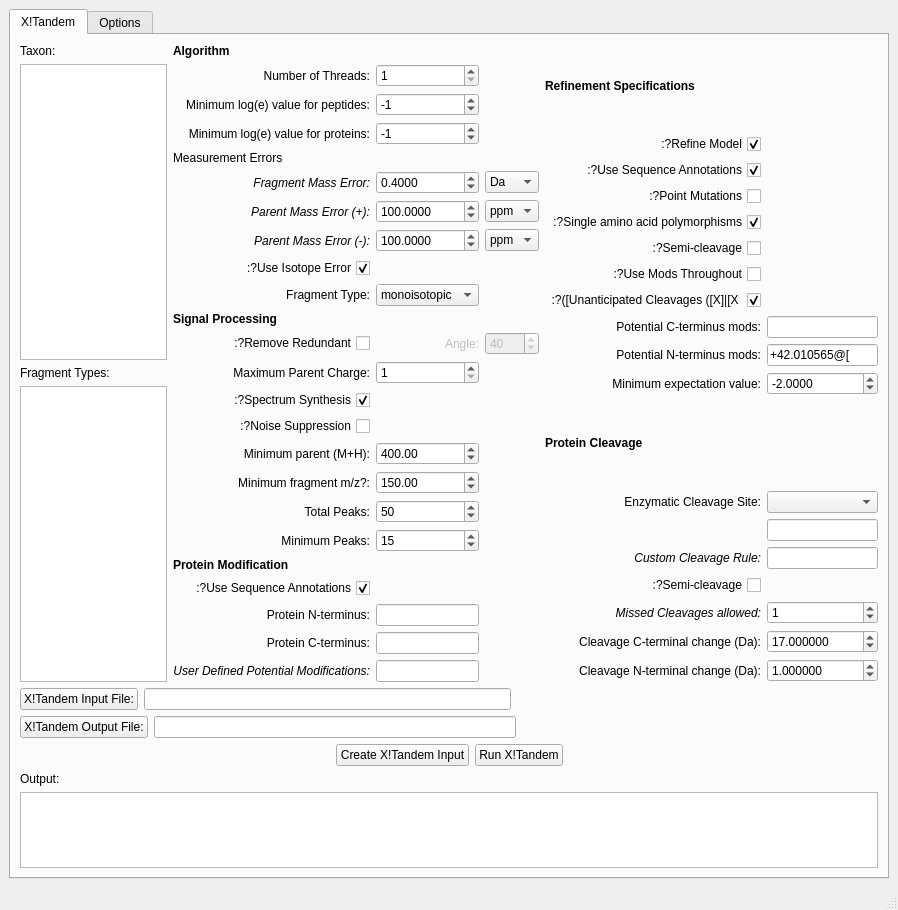
The window that pyXTandem/mainGUI.ui (mfitzp/toolz) describes before a commit, drawn with Qt 5.
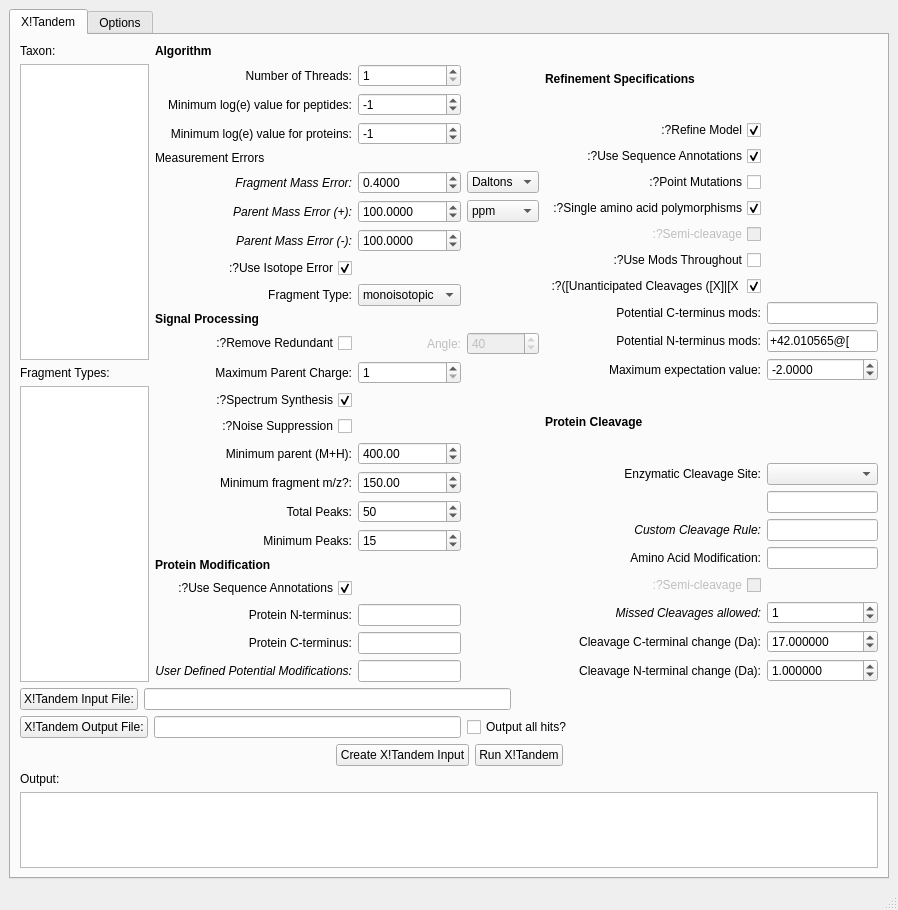
The same window after the commit.

```diff
--- a/pyXTandem/mainGUI.ui
+++ b/pyXTandem/mainGUI.ui
@@ -133,7 +133,7 @@
              <widget class="QComboBox" name="fragErr_Type_CB" >
               <item>
                <property name="text" >
-                <string>Da</string>
+                <string>Daltons</string>
                </property>
               </item>
               <item>
@@ -175,7 +175,7 @@
              </widget>
             </item>
             <item row="6" column="2" >
-             <widget class="QComboBox" name="parentErrPos_Type_CB" >
+             <widget class="QComboBox" name="parentErrType_CB" >
               <item>
                <property name="text" >
                 <string>ppm</string>
@@ -183,7 +183,7 @@
               </item>
               <item>
                <property name="text" >
-                <string>Da</string>
+                <string>Daltons</string>
                </property>
               </item>
              </widget>
@@ -219,20 +219,6 @@
               </property>
              </widget>
             </item>
-            <item row="7" column="2" >
-             <widget class="QComboBox" name="parentErrNeg_Type_CB" >
-              <item>
-               <property name="text" >
-                <string>ppm</string>
-               </property>
-              </item>
-              <item>
-               <property name="text" >
-                <string>Da</string>
-               </property>
-              </item>
-             </widget>
-            </item>
             <item row="10" column="0" >
              <widget class="QCheckBox" name="isotopeErr_CB" >
               <property name="layoutDirection" >
@@ -340,7 +326,7 @@
              </widget>
             </item>
             <item row="14" column="1" >
-             <widget class="QSpinBox" name="minCharge_SB" >
+             <widget class="QSpinBox" name="maxCharge_SB" >
               <property name="minimum" >
                <number>1</number>
               </property>
@@ -603,7 +589,7 @@
             <item row="10" column="0" >
              <widget class="QLabel" name="label_22" >
               <property name="text" >
-               <string>Minimum expectation value:</string>
+               <string>Maximum expectation value:</string>
               </property>
               <property name="alignment" >
                <set>Qt::AlignRight|Qt::AlignTrailing|Qt::AlignVCenter</set>
@@ -623,7 +609,7 @@
               </property>
              </widget>
             </item>
-            <item row="16" column="0" >
+            <item row="17" column="0" >
              <widget class="QLabel" name="label_24" >
               <property name="font" >
                <font>
@@ -706,6 +692,9 @@
             </item>
             <item row="5" column="0" >
              <widget class="QCheckBox" name="semiCleave1_CB" >
+              <property name="enabled" >
+               <bool>false</bool>
+              </property>
               <property name="layoutDirection" >
                <enum>Qt::RightToLeft</enum>
               </property>
@@ -751,8 +740,11 @@
               </property>
              </widget>
             </item>
-            <item row="15" column="0" >
+            <item row="16" column="0" >
              <widget class="QCheckBox" name="semiCleave_CB" >
+              <property name="enabled" >
+               <bool>false</bool>
+              </property>
               <property name="layoutDirection" >
                <enum>Qt::RightToLeft</enum>
               </property>
@@ -792,7 +784,7 @@
             <item row="14" column="1" >
              <widget class="QLineEdit" name="customCleaveRule_LE" />
             </item>
-            <item row="16" column="1" >
+            <item row="17" column="1" >
              <widget class="QSpinBox" name="maxMissedCleaves_SB" >
               <property name="maximum" >
                <number>10000</number>
@@ -802,7 +794,7 @@
               </property>
              </widget>
             </item>
-            <item row="17" column="0" >
+            <item row="18" column="0" >
              <widget class="QLabel" name="label" >
               <property name="text" >
                <string>Cleavage C-terminal change (Da):</string>
@@ -812,8 +804,8 @@
               </property>
              </widget>
             </item>
-            <item row="18" column="0" >
-             <widget class="QLabel" name="cleaveNTermChange_SB" >
+            <item row="19" column="0" >
+             <widget class="QLabel" name="cleaveNTermChange_label" >
               <property name="text" >
                <string>Cleavage N-terminal change (Da):</string>
               </property>
@@ -823,7 +815,7 @@
              </widget>
             </item>
             <item row="10" column="1" >
-             <widget class="QDoubleSpinBox" name="minRefineEVal_SB" >
+             <widget class="QDoubleSpinBox" name="refineEVal_SB" >
               <property name="decimals" >
                <number>4</number>
               </property>
@@ -838,8 +830,8 @@
               </property>
              </widget>
             </item>
-            <item row="18" column="1" >
-             <widget class="QDoubleSpinBox" name="doubleSpinBox_8" >
+            <item row="19" column="1" >
+             <widget class="QDoubleSpinBox" name="cleaveNTermChange_SB" >
               <property name="decimals" >
                <number>6</number>
               </property>
@@ -848,7 +840,7 @@
               </property>
              </widget>
             </item>
-            <item row="17" column="1" >
+            <item row="18" column="1" >
              <widget class="QDoubleSpinBox" name="cleaveCTermChange_SB" >
               <property name="decimals" >
                <number>6</number>
@@ -871,6 +863,19 @@
               </property>
              </widget>
             </item>
+            <item row="15" column="1" >
+             <widget class="QLineEdit" name="aaMod_LE" />
+            </item>
+            <item row="15" column="0" >
+             <widget class="QLabel" name="label_33" >
+              <property name="text" >
+               <string>Amino Acid Modification:</string>
+              </property>
+              <property name="alignment" >
+               <set>Qt::AlignRight|Qt::AlignTrailing|Qt::AlignVCenter</set>
+              </property>
+             </widget>
+            </item>
            </layout>
           </item>
           <item row="1" column="0" >
@@ -951,6 +956,16 @@
           <item>
            <widget class="QLineEdit" name="outputFile_LE" />
           </item>
+          <item>
+           <widget class="QCheckBox" name="outputAll_CB" >
+            <property name="toolTip" >
+             <string>If this is unchecked only the valid (i.e. not stochastic) will be output.</string>
+            </property>
+            <property name="text" >
+             <string>Output all hits?</string>
+            </property>
+           </widget>
+          </item>
           <item>
            <spacer name="horizontalSpacer_3" >
             <property name="orientation" >
```
